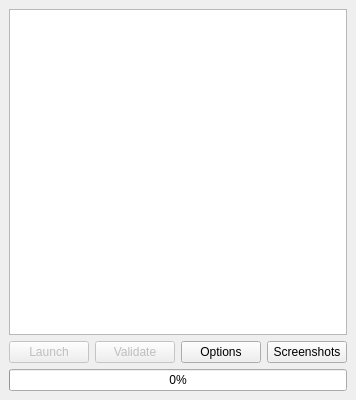
Before: the Qt Designer form mainwindow.ui in O7h/Sweet-Tea, drawn with Qt 5.
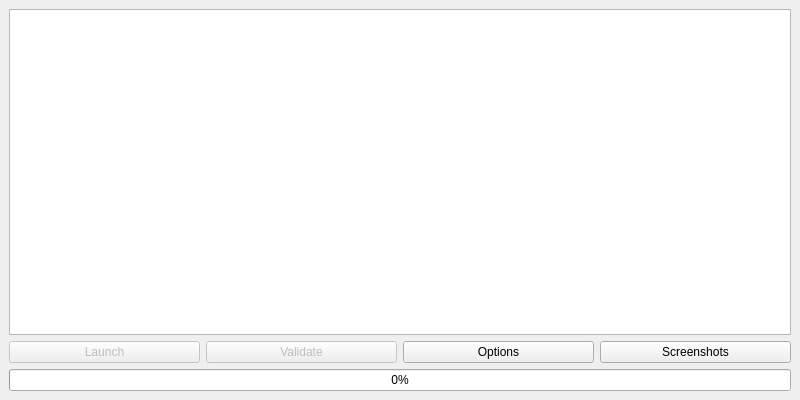
After: the same form once the commit is applied. Icons and pictures are not drawn.

```diff
--- a/mainwindow.ui
+++ b/mainwindow.ui
@@ -6,7 +6,7 @@
    <rect>
     <x>0</x>
     <y>0</y>
-    <width>340</width>
+    <width>800</width>
     <height>400</height>
    </rect>
   </property>
```
Left out of the diff: 4 changed lines with no effect on the pictures.
